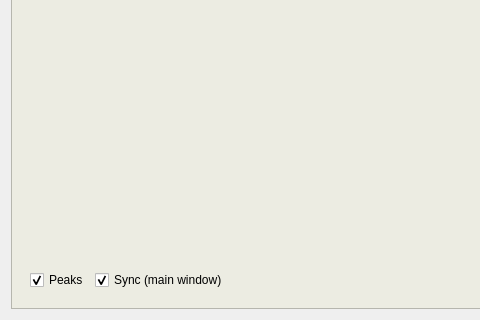
Old version of the form diamond_blm_expert_gui/fullscreen_rawbuf0_fft.ui in the repository jfpatrick/diamond-blm-expert-gui; both pictures show x 0 to 480 and y 255 to 575 of the 1400 by 575 pixel window.
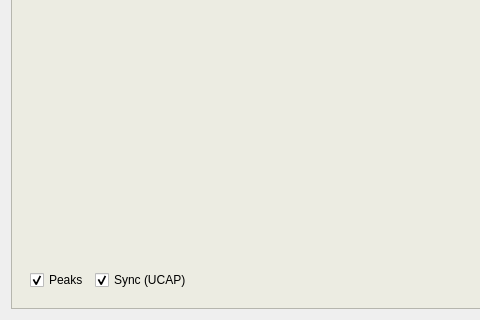
New version of the form. Custom widgets are drawn as their Qt base class.

```diff
--- a/diamond_blm_expert_gui/fullscreen_rawbuf0_fft.ui
+++ b/diamond_blm_expert_gui/fullscreen_rawbuf0_fft.ui
@@ -113,7 +113,7 @@
            <item>
             <widget class="QCheckBox" name="checkBox_sync_main">
              <property name="text">
-              <string>Sync (main window)</string>
+              <string>Sync (UCAP)</string>
              </property>
              <property name="checked">
               <bool>true</bool>
```
